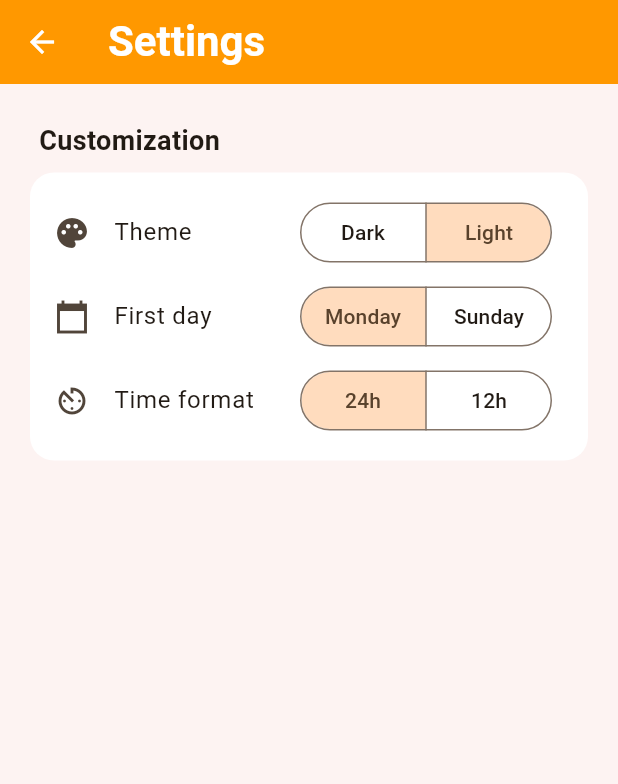
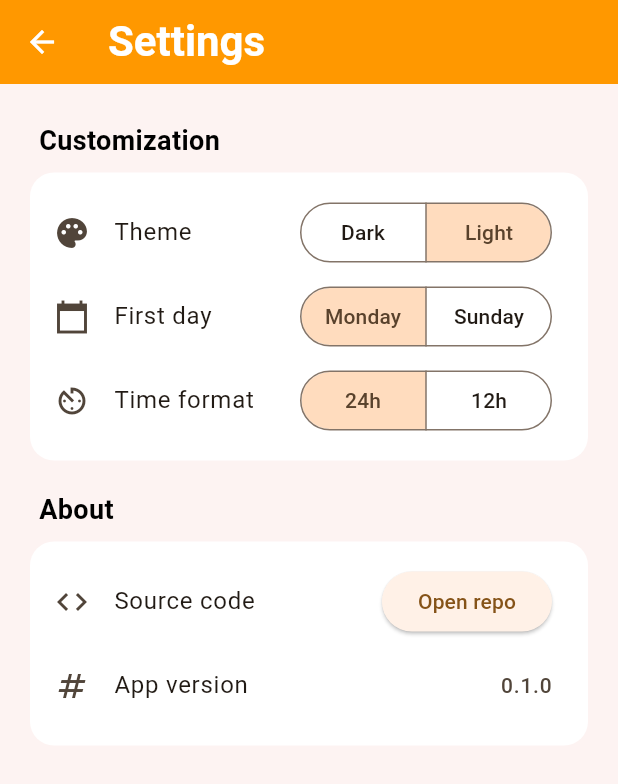
Before and after one commit to vloot/reminder-app, a Flutter app: the screen it shows after launch, after a tap on the "settings" icon, on a phone screen of 412 x 824 dp. Shown: the top 784 px of the screen. Run offline on Flutter 3.47's test engine with Material 3 defaults, Android fonts, the phone set to English and light mode, and no system bars; our stand-ins replace drift, drift_flutter, flutter_bloc, flutter_local_notifications, get_it, package_info_plus and 3 more; accounts and stored records are empty; generated files the repository leaves out were written again.

Commit message:
Added about section in app settings

```diff
--- /dev/null
+++ b/lib/core/shared/common.dart
@@ -0,0 +1 @@
+final String repoLink = "https://github.com/vloot/reminder-app";
--- /dev/null
+++ b/lib/features/app_info/app_info.dart
@@ -0,0 +1,9 @@
+class AppInfo {
+  final String version;
+  final String build;
+
+  const AppInfo({required this.version, required this.build});
+
+  @override
+  String toString() => '$version+$build';
+}
--- /dev/null
+++ b/lib/features/app_info/app_info_service.dart
@@ -0,0 +1,9 @@
+import 'package:package_info_plus/package_info_plus.dart';
+import 'package:reminders_app/features/app_info/app_info.dart';
+
+class AppInfoService {
+  Future<AppInfo> load() async {
+    final info = await PackageInfo.fromPlatform();
+    return AppInfo(version: info.version, build: info.buildNumber);
+  }
+}
--- a/lib/features/settings/presentation/settings_page.dart
+++ b/lib/features/settings/presentation/settings_page.dart
@@ -1,13 +1,18 @@
 import 'package:flutter/material.dart';
 import 'package:flutter_bloc/flutter_bloc.dart';
+import 'package:reminders_app/core/shared/common.dart';
 import 'package:reminders_app/core/shared/time_format.dart';
 import 'package:reminders_app/core/shared/weekday_info.dart';
+import 'package:reminders_app/features/app_info/app_info.dart';
+import 'package:reminders_app/features/app_info/app_info_service.dart';
 import 'package:reminders_app/features/settings/data/models/app_theme_model.dart';
 import 'package:reminders_app/features/settings/domain/entities/app_settings_entity.dart';
 import 'package:reminders_app/features/settings/presentation/app_settings_bloc.dart';
 import 'package:reminders_app/features/settings/presentation/app_settings_event.dart';
 import 'package:reminders_app/features/settings/presentation/app_settings_state.dart';
+import 'package:reminders_app/features/settings/presentation/widgets/settings_section.dart';
 import 'package:reminders_app/features/settings/presentation/widgets/settings_toggle.dart';
+import 'package:url_launcher/url_launcher.dart';
 
 class SettingsPage extends StatefulWidget {
   const SettingsPage({super.key});
@@ -17,6 +22,8 @@ class SettingsPage extends StatefulWidget {
 }
 
 class _SettingsPageState extends State<SettingsPage> {
+  AppInfoService appInfoService = AppInfoService();
+
   @override
   Widget build(BuildContext context) {
     return BlocBuilder<AppSettingsBloc, AppSettingsState>(
@@ -38,9 +45,7 @@ class _SettingsPageState extends State<SettingsPage> {
             backgroundColor: Color(settingsState.settings.theme.primaryColor),
           ),
           backgroundColor: Color(settingsState.settings.theme.backgroundColor),
-          body: Padding(
-            padding: const EdgeInsets.only(top: 20),
-            child: ListView(
+          body: ListView(
             children: [
               Padding(
                 padding: const EdgeInsets.symmetric(
@@ -51,32 +56,12 @@ class _SettingsPageState extends State<SettingsPage> {
                   mainAxisAlignment: MainAxisAlignment.start,
                   crossAxisAlignment: CrossAxisAlignment.start,
                   children: [
-                      Padding(
-                        padding: const EdgeInsets.only(left: 6, bottom: 8),
-                        child: Text(
-                          'Customization',
-                          style: TextStyle(
-                            fontSize: 18,
-                            fontWeight: FontWeight.w600,
-                          ),
-                        ),
-                      ),
-                      Container(
-                        width: double.infinity,
-                        padding: EdgeInsets.symmetric(vertical: 12),
-                        decoration: BoxDecoration(
-                          color: Color(
-                            settingsState.settings.theme.secondaryColor,
-                          ),
-                          borderRadius: BorderRadius.circular(16),
-                        ),
-                        child: Builder(
-                          builder: (context) {
-                            return Column(
-                              children: [
+                    SettingsSection(
+                      sectionTitle: 'Customization',
+                      settingsState: settingsState,
+                      settingsEntries: [
                         SettingsToggle<AppBrightness>(
-                                  initValue:
-                                      settingsState.settings.appBrightness,
+                          initValue: settingsState.settings.appBrightness,
                           segmentsMap: {
                             AppBrightness.dark: "Dark",
                             AppBrightness.light: "Light",
@@ -109,8 +94,9 @@ class _SettingsPageState extends State<SettingsPage> {
                           iconData: Icons.calendar_today_sharp,
                           settingName: "First day",
                           onSelectionChanged: (selected) {
-                                    var newSettings = settingsState.settings
-                                        .copyWith(startingDay: selected);
+                            var newSettings = settingsState.settings.copyWith(
+                              startingDay: selected,
+                            );
                             context.read<AppSettingsBloc>().add(
                               UpdateAppSettings(newSettings),
                             );
@@ -135,9 +121,40 @@ class _SettingsPageState extends State<SettingsPage> {
                           initValue: settingsState.settings.timeFormat,
                         ),
                       ],
+                    ),
+                    SettingsSection(
+                      sectionTitle: 'About',
+                      settingsState: settingsState,
+                      settingsEntries: [
+                        ListTile(
+                          leading: Icon(Icons.code),
+                          title: Text('Source code'),
+                          trailing: ElevatedButton(
+                            onPressed: () async {
+                              try {
+                                await launchUrl(Uri.parse(repoLink));
+                              } catch (e) {
+                                print('Error $e');
+                              }
+                            },
+                            child: Text('Open repo'),
+                          ),
+                        ),
+                        ListTile(
+                          leading: Icon(Icons.numbers_sharp),
+                          title: Text('App version'),
+                          trailing: FutureBuilder<AppInfo>(
+                            future: appInfoService.load(),
+                            builder: (context, snapshot) {
+                              if (!snapshot.hasData) return SizedBox.shrink();
+                              return Text(
+                                snapshot.data!.version,
+                                style: TextStyle(fontSize: 14),
                               );
                             },
                           ),
+                        ),
+                      ],
                     ),
                   ],
                 ),
@@ -148,7 +165,6 @@ class _SettingsPageState extends State<SettingsPage> {
               // SettingsItem(widgetText: "About"),
             ],
           ),
-          ),
         );
       },
     );
--- /dev/null
+++ b/lib/features/settings/presentation/widgets/settings_section.dart
@@ -0,0 +1,47 @@
+import 'package:flutter/material.dart';
+import 'package:reminders_app/features/settings/presentation/app_settings_state.dart';
+
+class SettingsSection extends StatelessWidget {
+  final String sectionTitle;
+  final AppSettingsState settingsState;
+  final List<Widget> settingsEntries;
+  const SettingsSection({
+    super.key,
+    required this.sectionTitle,
+    required this.settingsState,
+    required this.settingsEntries,
+  });
+
+  @override
+  Widget build(BuildContext context) {
+    return Column(
+      crossAxisAlignment: CrossAxisAlignment.start,
+      children: [
+        Padding(
+          padding: const EdgeInsets.only(top: 20, bottom: 8, left: 6),
+          child: Text(
+            sectionTitle,
+            style: TextStyle(
+              fontSize: 18,
+              fontWeight: FontWeight.w600,
+              color: Color(settingsState.settings.theme.textColor),
+            ),
+          ),
+        ),
+        Container(
+          width: double.infinity,
+          padding: EdgeInsets.symmetric(vertical: 12),
+          decoration: BoxDecoration(
+            color: Color(settingsState.settings.theme.secondaryColor),
+            borderRadius: BorderRadius.circular(16),
+          ),
+          child: Builder(
+            builder: (context) {
+              return Column(children: settingsEntries);
+            },
+          ),
+        ),
+      ],
+    );
+  }
+}
--- a/lib/main.dart
+++ b/lib/main.dart
@@ -11,8 +11,8 @@ void main() async {
   await setupDI();
 
   runApp(
-    BlocProvider(
-      create: (_) => getIt<AppSettingsBloc>(),
+    MultiBlocProvider(
+      providers: [BlocProvider(create: (_) => getIt<AppSettingsBloc>())],
       child: BlocBuilder<AppSettingsBloc, AppSettingsState>(
         builder: (context, state) {
           return MaterialApp(
--- a/pubspec.yaml
+++ b/pubspec.yaml
@@ -21,6 +21,8 @@ dependencies:
   shimmer: ^3.0.0
   shared_preferences: ^2.5.3
   intl: ^0.20.2
+  url_launcher: ^6.3.2
+  package_info_plus: ^9.0.0
 
 dev_dependencies:
   flutter_test:
```
Also changed, not shown: pubspec.lock, 1 other file. Lines whose indentation alone changed are shown as unchanged.
